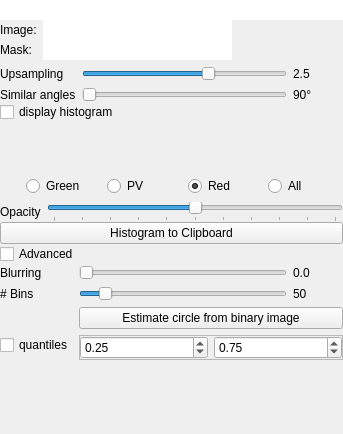
Old version of the form Modules/Bundles/org.mitk.gui.qt.diffusionimaging/src/internal/QmitkPartialVolumeAnalysisViewControls.ui in the repository MITK/MITK.
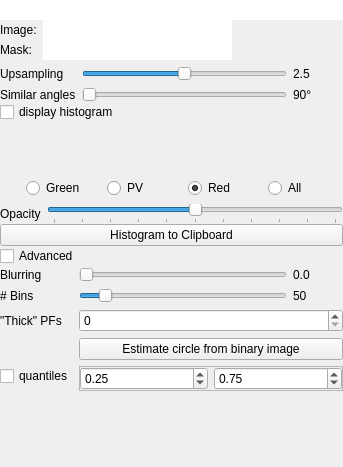
New version of the form. Icons and pictures are not drawn. Custom widgets are drawn as their Qt base class.

Commit message: add thickness parameter to advanced GUI

The edit to the form file:
```diff
--- a/Modules/Bundles/org.mitk.gui.qt.diffusionimaging/src/internal/QmitkPartialVolumeAnalysisViewControls.ui
+++ b/Modules/Bundles/org.mitk.gui.qt.diffusionimaging/src/internal/QmitkPartialVolumeAnalysisViewControls.ui
@@ -10,7 +10,7 @@
     <x>0</x>
     <y>0</y>
     <width>343</width>
-    <height>434</height>
+    <height>467</height>
    </rect>
   </property>
   <property name="windowTitle">
@@ -278,7 +278,7 @@
             <item>
              <widget class="QSlider" name="m_UpsamplingSlider">
               <property name="maximum">
-               <number>40</number>
+               <number>50</number>
               </property>
               <property name="singleStep">
                <number>1</number>
@@ -674,14 +674,14 @@
         </layout>
        </widget>
       </item>
-      <item row="4" column="0">
+      <item row="5" column="0">
        <widget class="QCheckBox" name="m_Quantiles">
         <property name="text">
          <string>quantiles</string>
         </property>
        </widget>
       </item>
-      <item row="4" column="1">
+      <item row="5" column="1">
        <widget class="QFrame" name="frame_8">
         <property name="frameShape">
          <enum>QFrame::StyledPanel</enum>
@@ -722,13 +722,23 @@
         </layout>
        </widget>
       </item>
-      <item row="3" column="1">
+      <item row="4" column="1">
        <widget class="QPushButton" name="m_EstimateCircle">
         <property name="text">
          <string>Estimate circle from binary image</string>
         </property>
        </widget>
       </item>
+      <item row="3" column="1">
+       <widget class="QSpinBox" name="m_PlanarFiguresThickness"/>
+      </item>
+      <item row="3" column="0">
+       <widget class="QLabel" name="label_6">
+        <property name="text">
+         <string>&quot;Thick&quot; PFs</string>
+        </property>
+       </widget>
+      </item>
      </layout>
     </widget>
    </item>
```
The commit also changes 1 other file.
